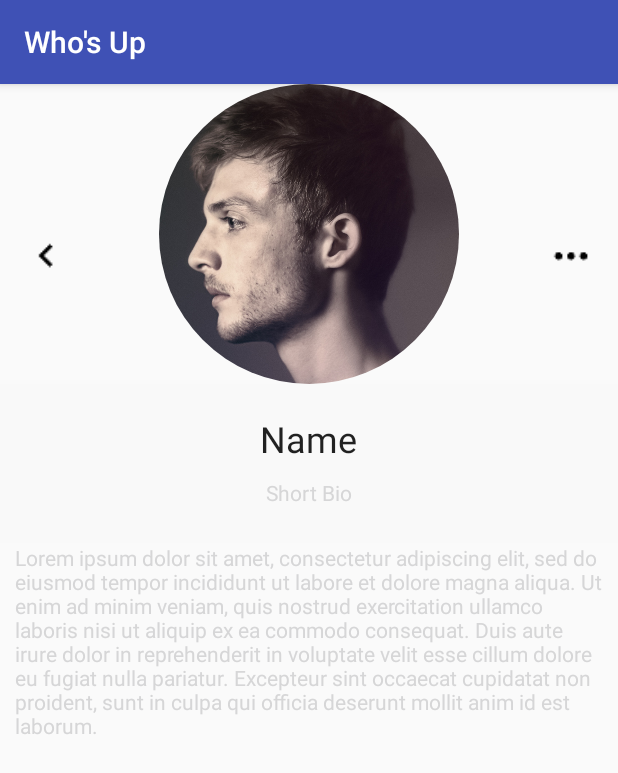
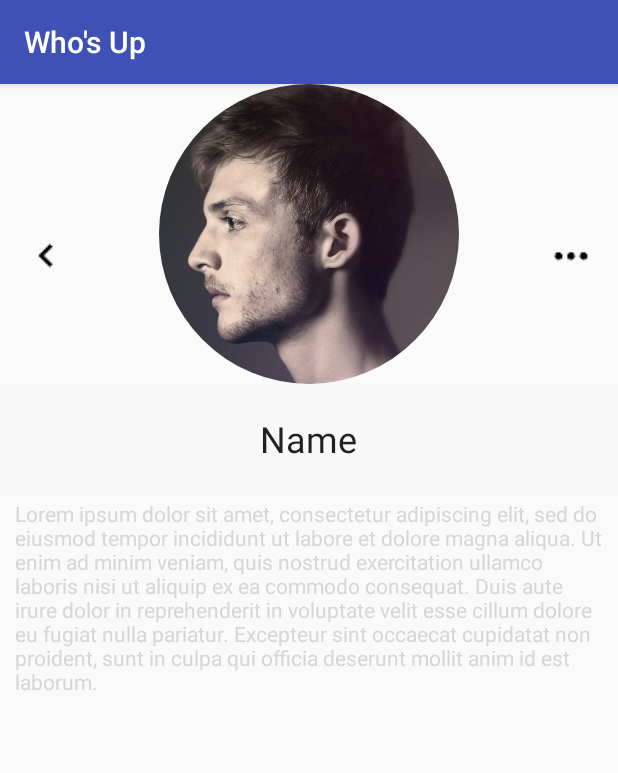
Before and after one commit to ICT-3213-Project/Whos-Up, an Android app: the ProfileActivity screen opened directly, with no data from a screen before it, on a phone screen of 412 x 824 dp. Shown: the top 773 px of the screen. Run offline under Robolectric (Android 15) with nearby library versions, the phone set to English and light mode, and no system bars; libraries missing offline, so code that uses them is left out: com.makeramen.roundedimageview; plain views replace RoundedImageView; 2 statements that could not run were skipped.

Commit message:
Add User Class

```diff
--- a/app/src/main/res/layout/activity_profile.xml
+++ b/app/src/main/res/layout/activity_profile.xml
@@ -66,22 +66,11 @@
                 android:textStyle="normal"
                 android:background="@android:color/transparent"/>
 
-            <EditText
-                android:id="@+id/user_profile_short_bio"
-                android:layout_width="wrap_content"
-                android:layout_height="wrap_content"
-                android:layout_below="@+id/user_profile_name"
-                android:layout_centerHorizontal="true"
-                android:layout_marginTop="10dp"
-                android:text="Short Bio"
-                android:textColor="@color/bodyTextColor"
-                android:textSize="14sp"
-                android:background="@android:color/transparent"/>
         </RelativeLayout>
 
 
         <EditText
-            android:id="@+id/user_profile_about"
+            android:id="@+id/user_profile_short_bio"
             android:layout_width="match_parent"
             android:layout_height="match_parent"
             android:layout_below="@+id/profile_layout"
```
Also changed, not shown: app/src/main/java/lightning/structby/whosup/SignUpActivity.java (+3 -16 lines), app/src/main/java/lightning/structby/whosup/User.java (+48 -0 lines).
